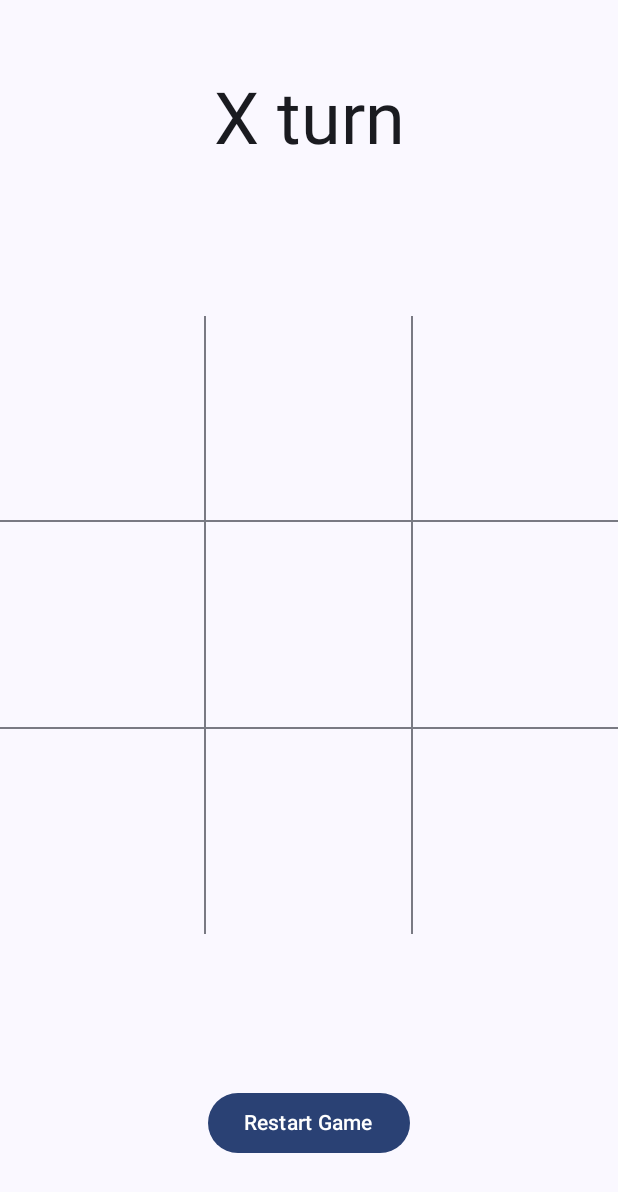
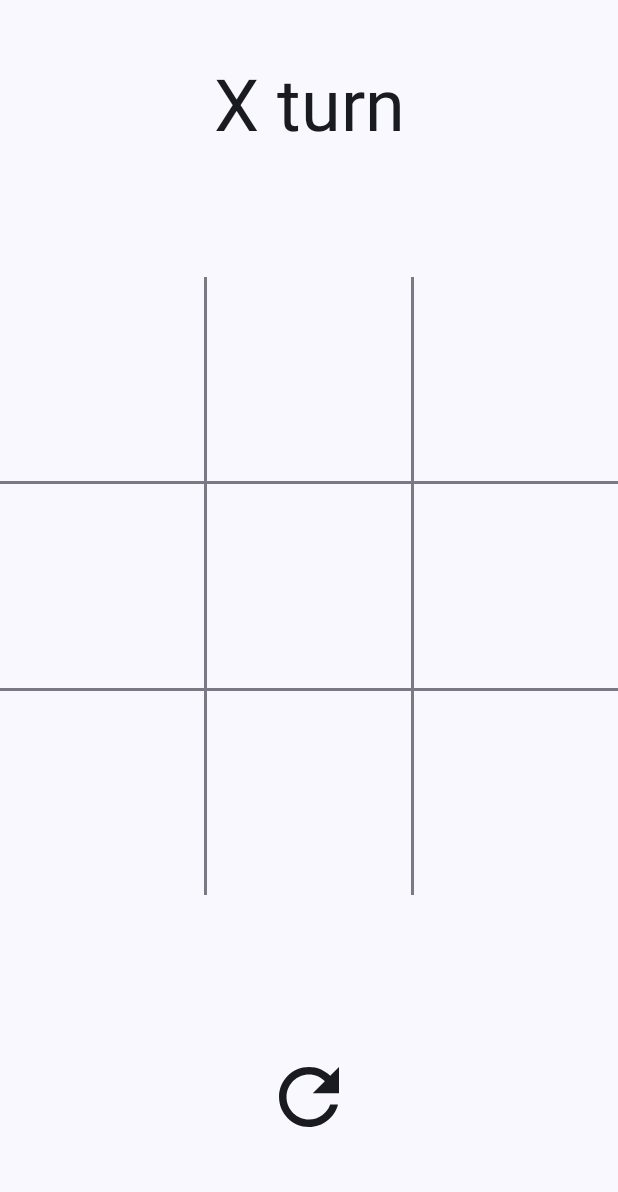
Before and after one commit to matttbates/Tic-Tac-Toe-redux-, an Android app built with Jetpack Compose: the screen it shows after launch (MainActivity), on a phone screen of 412 x 824 dp. Shown: the top 1192 px of the screen. Run offline under Robolectric (Android 15) with nearby library versions, the phone set to English and light mode, and no system bars; our stand-ins replace Dagger/Hilt's generated code.

Commit message:
thicker lines and IconButton for restart

```diff
--- a/gradle/libs.versions.toml
+++ b/gradle/libs.versions.toml
@@ -1,5 +1,5 @@
 [versions]
-agp = "8.4.0-alpha05"
+agp = "8.4.0-alpha06"
 kotlin = "1.9.0"
 coreKtx = "1.12.0"
 junit = "4.13.2"
--- a/screen_game/src/main/java/com/matttbates/screen_game/GameScreen.kt
+++ b/screen_game/src/main/java/com/matttbates/screen_game/GameScreen.kt
@@ -10,14 +10,20 @@ import androidx.compose.foundation.layout.aspectRatio
 import androidx.compose.foundation.layout.fillMaxHeight
 import androidx.compose.foundation.layout.fillMaxSize
 import androidx.compose.foundation.layout.fillMaxWidth
+import androidx.compose.foundation.layout.padding
+import androidx.compose.foundation.layout.size
 import androidx.compose.foundation.layout.width
-import androidx.compose.material3.Button
+import androidx.compose.material.icons.Icons
+import androidx.compose.material.icons.filled.Refresh
 import androidx.compose.material3.DividerDefaults
+import androidx.compose.material3.Icon
+import androidx.compose.material3.IconButton
 import androidx.compose.material3.MaterialTheme
 import androidx.compose.material3.Text
 import com.matttbates.screen_game.store.GameState
 import androidx.compose.runtime.Composable
 import androidx.compose.ui.Modifier
+import androidx.compose.ui.res.stringResource
 import androidx.compose.ui.semantics.contentDescription
 import androidx.compose.ui.semantics.semantics
 import androidx.compose.ui.tooling.preview.Preview
@@ -60,10 +66,16 @@ fun GameScreen(
             state = state,
             makeMove = makeMove
         )
-        Button(
+        IconButton(modifier = Modifier
+            .size(100.dp),
             onClick = startGame
         ) {
-            Text(text = "Restart Game")
+            Icon(modifier = Modifier
+                .fillMaxSize()
+                .padding(20.dp),
+                imageVector = Icons.Default.Refresh,
+                contentDescription = stringResource(R.string.restart)
+            )
         }
     }
 }
@@ -109,14 +121,16 @@ fun GameBoard(
                     }
                     if (colIndex < state.board[rowIndex].size - 1) {
                         Box(modifier = Modifier
-                            .width(1.dp)
+                            .width(2.dp)
                             .fillMaxHeight()
                             .background(color = DividerDefaults.color))
                     }
                 }
             }
             if (rowIndex < state.board.size - 1) {
-                androidx.compose.material3.Divider()
+                androidx.compose.material3.Divider(
+                    thickness = 2.dp,
+                )
             }
         }
     }
--- /dev/null
+++ b/screen_game/src/main/res/values/strings.xml
@@ -0,0 +1,4 @@
+<?xml version="1.0" encoding="utf-8"?>
+<resources>
+    <string name="restart">Restart</string>
+</resources>
```
